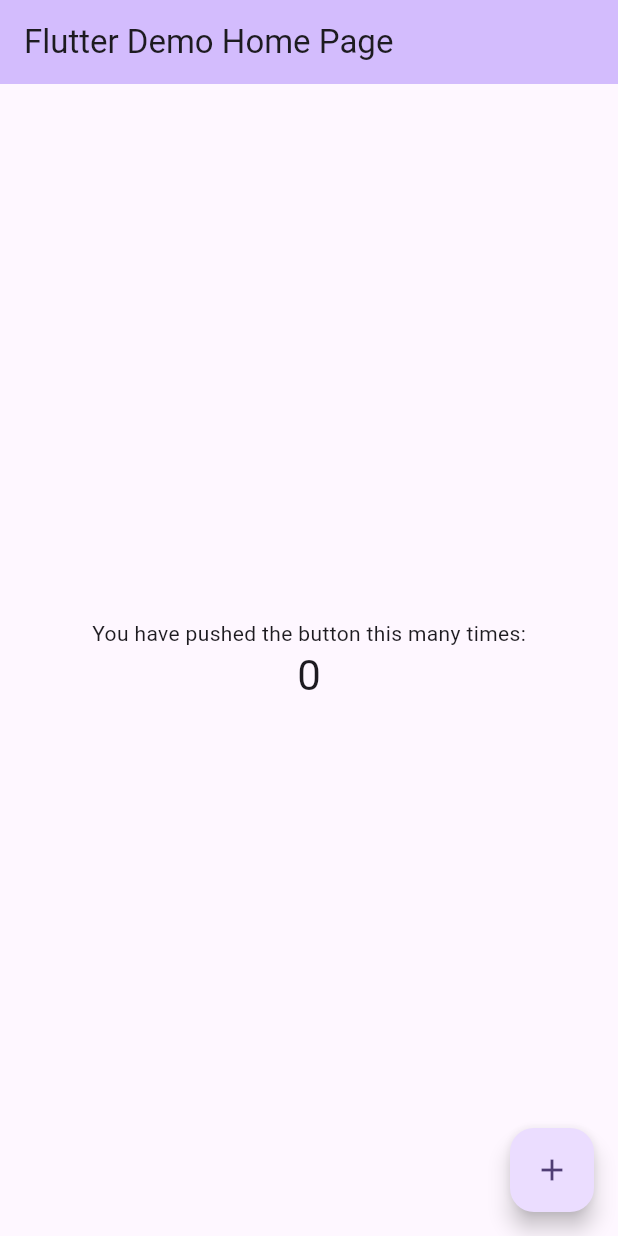
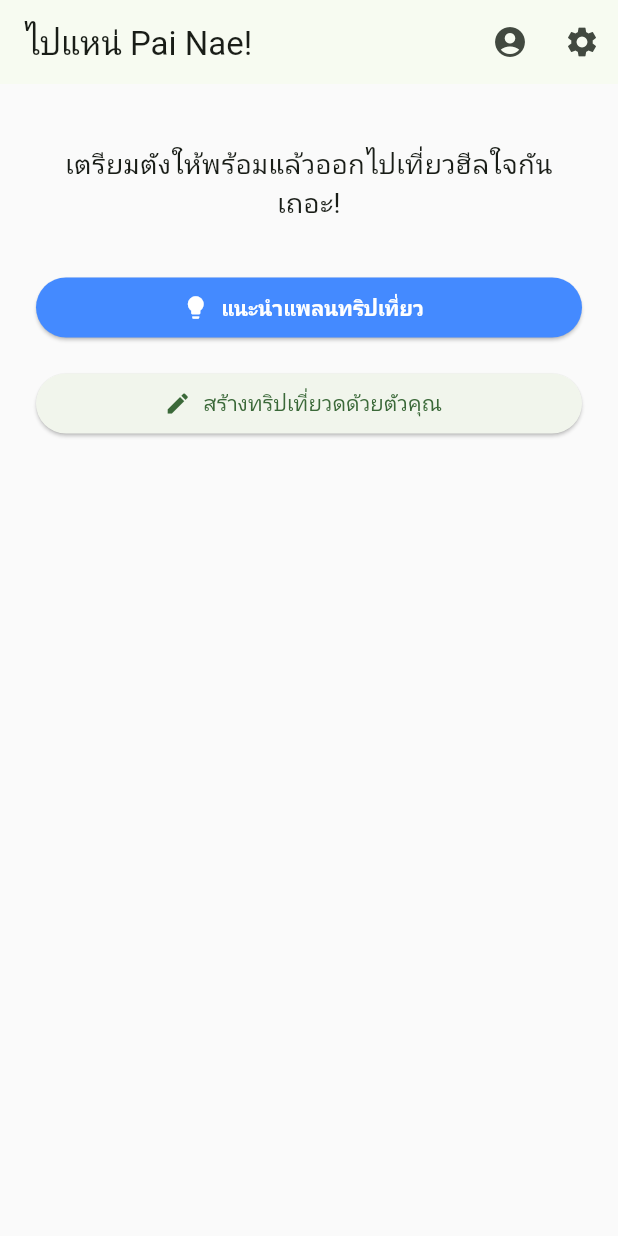
Before and after one commit to thiti015/pai_nae, a Flutter app: the screen it shows after launch, on a phone screen of 412 x 824 dp. Run offline on Flutter 3.47's test engine with Material 3 defaults, Android fonts, the phone set to English and light mode, and no system bars.

Commit message:
add new features

```diff
--- a/analysis_options.yaml
+++ b/analysis_options.yaml
@@ -7,6 +7,9 @@
 
 # The following line activates a set of recommended lints for Flutter apps,
 # packages, and plugins designed to encourage good coding practices.
+analyzer:
+  errors:
+    non_constant_identifier_names: ignore
 include: package:flutter_lints/flutter.yaml
 
 linter:
--- a/lib/main.dart
+++ b/lib/main.dart
@@ -1,4 +1,16 @@
+import 'screens/login_screen.dart';
+import 'screens/register_screen.dart';
+import 'screens/profile_screen.dart';
+import 'screens/settings_screen.dart';
 import 'package:flutter/material.dart';
+//import 'package:google_fonts/google_fonts.dart';
+import 'screens/main_screen.dart';
+import 'screens/mode_select_screen.dart';
+import 'screens/budget_input_screen.dart';
+import 'screens/location_select_screen.dart';
+import 'screens/trip_plan_screen.dart';
+import 'screens/trip_detail_screen.dart';
+import 'screens/save_trip_screen.dart';
 
 void main() {
   runApp(const MyApp());
@@ -11,26 +23,28 @@ class MyApp extends StatelessWidget {
   @override
   Widget build(BuildContext context) {
     return MaterialApp(
-      title: 'Flutter Demo',
+      title: 'Pai Nae',
       theme: ThemeData(
-        // This is the theme of your application.
-        //
-        // TRY THIS: Try running your application with "flutter run". You'll see
-        // the application has a purple toolbar. Then, without quitting the app,
-        // try changing the seedColor in the colorScheme below to Colors.green
-        // and then invoke "hot reload" (save your changes or press the "hot
-        // reload" button in a Flutter-supported IDE, or press "r" if you used
-        // the command line to start the app).
-        //
-        // Notice that the counter didn't reset back to zero; the application
-        // state is not lost during the reload. To reset the state, use hot
-        // restart instead.
-        //
-        // This works for code too, not just values: Most code changes can be
-        // tested with just a hot reload.
-        colorScheme: ColorScheme.fromSeed(seedColor: Colors.deepPurple),
+        colorScheme: ColorScheme.fromSeed(
+          seedColor: Color(0xFF4CAF50),
+          background: Color(0xFFFAFAFA),
+        ),
+        scaffoldBackgroundColor: Color(0xFFFAFAFA),
+        // ...existing code...
       ),
-      home: const MyHomePage(title: 'Flutter Demo Home Page'),
+      home: const MainScreen(),
+      routes: {
+        '/mode': (context) => const ModeSelectScreen(),
+        '/budget': (context) => BudgetInputScreen(),
+        '/LocationSelectScreen': (context) => const LocationSelectScreen(),
+        '/plan': (context) => const TripPlanScreen(),
+        '/detail': (context) => const TripDetailScreen(),
+        '/save': (context) => const SaveTripScreen(),
+        '/profile': (context) => const ProfileScreen(),
+        '/settings': (context) => const SettingsScreen(),
+        '/login': (context) => const LoginScreen(),
+        '/register': (context) => const RegisterScreen(),
+      },
     );
   }
 }
--- /dev/null
+++ b/lib/screens/main_screen.dart
@@ -0,0 +1,73 @@
+import 'package:flutter/material.dart';
+import 'trip_plan_result_screen.dart';
+
+import 'budget_input_screen.dart';
+
+class MainScreen extends StatelessWidget {
+  const MainScreen({super.key});
+
+  @override
+  Widget build(BuildContext context) {
+    return Scaffold(
+      appBar: AppBar(
+        title: const Text('ไปแหน่ Pai Nae!'),
+        actions: [
+          IconButton(
+            icon: const Icon(Icons.account_circle),
+            tooltip: 'โปรไฟล์',
+            onPressed: () {
+              Navigator.pushNamed(context, '/profile');
+            },
+          ),
+          IconButton(
+            icon: const Icon(Icons.settings),
+            tooltip: 'การตั้งค่า',
+            onPressed: () {
+              Navigator.pushNamed(context, '/settings');
+            },
+          ),
+        ],
+      ),
+      body: Padding(
+        padding: const EdgeInsets.all(24.0),
+        child: Column(
+          crossAxisAlignment: CrossAxisAlignment.stretch,
+          children: [
+            // const Text(
+            //   'ไปเที่ยวกันเถอะ!',
+            //   style: TextStyle(fontSize: 28, fontWeight: FontWeight.bold),
+            //   textAlign: TextAlign.center,
+            // ),
+            const SizedBox(height: 16),
+            const Text(
+              'เตรียมตังให้พร้อมแล้วออกไปเที่ยวฮีลใจกันเถอะ!',
+              style: TextStyle(fontSize: 18),
+              textAlign: TextAlign.center,
+            ),
+            const SizedBox(height: 32),
+            ElevatedButton.icon(
+              icon: const Icon(Icons.lightbulb),
+              label: const Text('แนะนำแพลนทริปเที่ยว'),
+              style: ElevatedButton.styleFrom(
+                backgroundColor: Colors.blueAccent,
+                foregroundColor: Colors.white,
+                textStyle: const TextStyle(fontWeight: FontWeight.bold),
+              ),
+              onPressed: () {
+                Navigator.pushNamed(context, '/plan');
+              },
+            ),
+            const SizedBox(height: 16),
+            ElevatedButton.icon(
+              icon: const Icon(Icons.edit),
+              label: const Text('สร้างทริปเที่ยวดด้วยตัวคุณ'),
+              onPressed: () {
+                Navigator.pushNamed(context, '/budget');
+              },
+            ),
+          ],
+        ),
+      ),
+    );
+  }
+}
```
Also changed, not shown: lib/screens/budget_input_screen.dart (added, +57 -0 lines), lib/screens/location_select_screen.dart (added, +153 -0 lines), lib/screens/login_screen.dart (added, +41 -0 lines), lib/screens/mode_select_screen.dart (added, +20 -0 lines), lib/screens/profile_screen.dart (added, +49 -0 lines), lib/screens/register_screen.dart (added, +40 -0 lines), lib/screens/save_trip_screen.dart (added, +39 -0 lines), lib/screens/settings_screen.dart (added, +28 -0 lines), lib/screens/trip_detail_screen.dart (added, +20 -0 lines), lib/screens/trip_plan_result_screen.dart (added, +57 -0 lines), lib/screens/trip_plan_screen.dart (added, +48 -0 lines).
